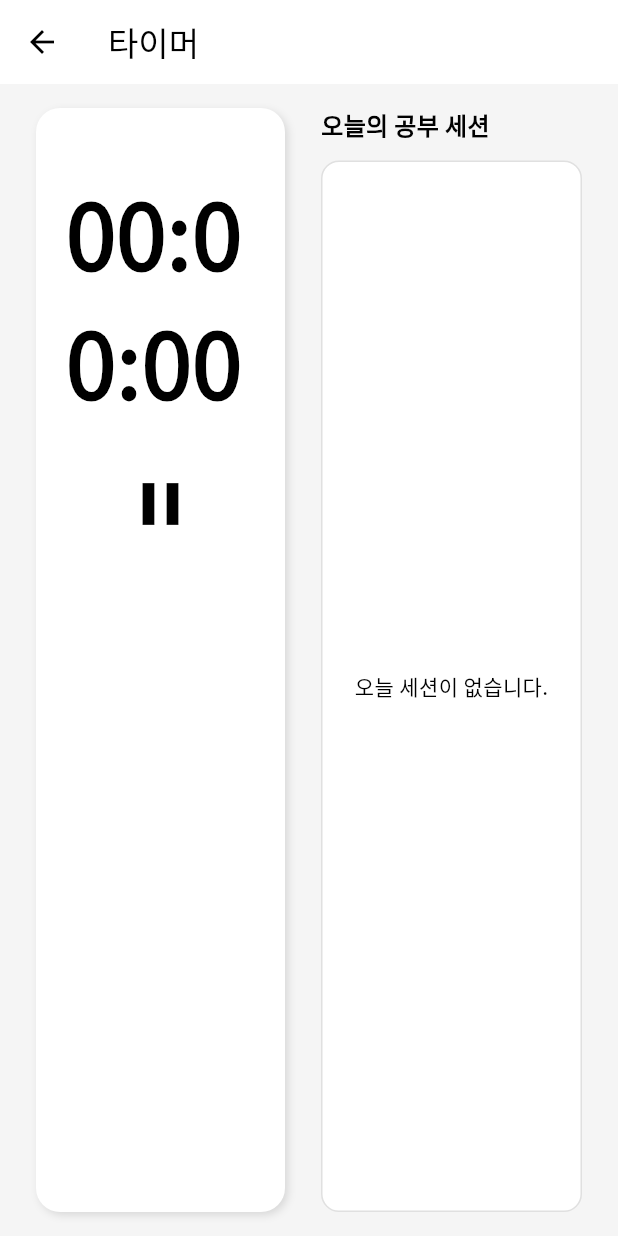
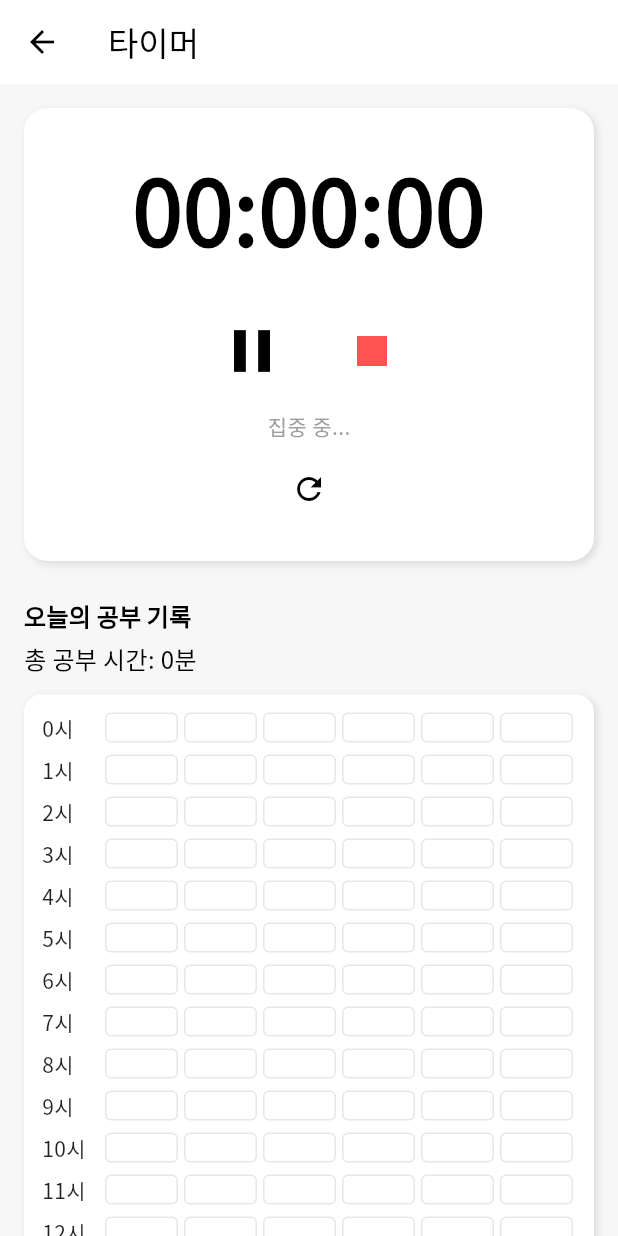
Before and after one commit to yujin0720/yuminsu, a Flutter app: the TimerPage screen opened by its route, after a tap on the "play arrow" icon, on a phone screen of 412 x 824 dp. Run offline on Flutter 3.47's test engine with Material 3 defaults, Android fonts, the phone set to English and light mode, and no system bars; our stand-ins replace cached_network_image, fl_chart, flutter_colorpicker, flutter_secure_storage, google_fonts, path_drawing and 4 more; missing offline and left inert: file_selector; accounts and stored records are empty; network calls fail.

Commit message:
Update timer.dart(8/12)

```diff
--- a/frontend/lib/timer.dart
+++ b/frontend/lib/timer.dart
@@ -1,72 +1,3 @@
-// import 'package:flutter/material.dart';
-// import 'package:provider/provider.dart';
-// import 'timer_provider.dart';
-// import 'package:capstone_edu_app/study_session.dart';
-
-// class TimerPage extends StatefulWidget {
-//   const TimerPage({super.key});
-
-//   @override
-//   State<TimerPage> createState() => _TimerPageState();
-// }
-
-// class _TimerPageState extends State<TimerPage> {
-//   bool _isInitialized = false;
-
-//   @override
-//   void didChangeDependencies() {
-//     super.didChangeDependencies();
-//     if (!_isInitialized) {
-//       // Provider.of<TimerProvider>(context, listen: false).loadInitialTimeFromServer();
-//       Provider.of<TimerProvider>(context, listen: false).restoreTimerState();
-//       _isInitialized = true;
-//     }
-//   }
-
-//   @override
-//   Widget build(BuildContext context) {
-//     return Scaffold(
-//       appBar: AppBar(title: const Text('타이머')),
-//       body: Center(
-//         child: Column(
-//           mainAxisAlignment: MainAxisAlignment.center,
-//           children: [
-//             Consumer<TimerProvider>(
-//               builder: (context, timerProvider, _) {
-//                 return Text(
-//                   timerProvider.formattedTime,
-//                   style: const TextStyle(
-//                     fontSize: 60,
-//                     fontWeight: FontWeight.bold,
-//                   ),
-//                 );
-//               },
-//             ),
-//             const SizedBox(height: 40),
-//             Consumer<TimerProvider>(
-//               builder: (context, timerProvider, _) {
-//                 return IconButton(
-//                   icon: Icon(
-//                     timerProvider.isRunning ? Icons.pause : Icons.play_arrow,
-//                     size: 48,
-//                   ),
-//                   onPressed: () {
-//                     if (timerProvider.isRunning) {
-//                       timerProvider.pause();
-//                     } else {
-//                       timerProvider.start();
-//                     }
-//                   },
-//                 );
-//               },
-//             ),
-//           ],
-//         ),
-//       ),
-//     );
-//   }
-// }
-
 import 'package:flutter/material.dart';
 import 'package:provider/provider.dart';
 import 'timer_provider.dart';
@@ -102,152 +33,164 @@ class _TimerPageState extends State<TimerPage> {
     }
   }
 
-  Widget buildTimeGrid(List<StudySession> sessions) {
-    const int startHour = 0;
-    const int endHour = 24;
-    const double cellHeight = 24;
-    const double cellWidth = 24;
-    final int rows = endHour - startHour;
-    final int columns = 6; // 10분 단위
+  @override
+  Widget build(BuildContext context) {
+    final theme = Theme.of(context);
+    final isWide = MediaQuery.of(context).size.width >= 900; // 넓은 화면에서 좌우 분할
+
+    return Scaffold(
+      backgroundColor: const Color(0xFFF7F7F7),
+      appBar: AppBar(title: const Text('타이머')),
+      body: Consumer<TimerProvider>(
+        builder: (context, timerProvider, _) {
+          final sessions = timerProvider.sessionList;
+          final int totalMinutes = sessions.fold(
+            0,
+            (sum, s) => sum + s.totalMinutes,
+          );
+
+          // ✅ 오늘 하루(0~23시) * 6칸(10분) = 144칸 — 각 칸은 0.0~1.0 비율로 채움
+          final slotFractions = _computeDailySlotFractions(sessions);
 
           return SingleChildScrollView(
-      scrollDirection: Axis.horizontal,
-      child: SizedBox(
-        width: columns * cellWidth + 60,
-        child: ListView.builder(
-          itemCount: rows,
-          itemBuilder: (context, rowIndex) {
-            final hour = startHour + rowIndex;
-            return Row(
+            child: Center(
+              child: ConstrainedBox(
+                constraints: const BoxConstraints(maxWidth: 1200),
+                child: Padding(
+                  padding: const EdgeInsets.all(16.0),
+                  child: Column(
+                    crossAxisAlignment: CrossAxisAlignment.stretch,
+                    children: [
+                      // 🕒 타이머 카드 영역 (상단 고정, 중앙 정렬, 최대너비 제한)
+                      Center(
+                        child: ConstrainedBox(
+                          constraints: const BoxConstraints(maxWidth: 1000),
+                          child: _TimerCard(timerProvider: timerProvider),
+                        ),
+                      ),
+
+                      const SizedBox(height: 24),
+
+                      // 아래 영역: 좌(타임테이블) | 우(세션 리스트) — 좁으면 세로 스택
+                      if (isWide)
+                        Row(
                           crossAxisAlignment: CrossAxisAlignment.start,
                           children: [
-                SizedBox(
-                  width: 40,
-                  height: cellHeight,
-                  child: Center(
-                    child: Text(
-                      '${hour % 24}시',
-                      style: const TextStyle(
-                        fontSize: 12,
-                        color: Colors.black54,
+                            // 좌: 타임테이블 (정확히 절반)
+                            Expanded(
+                              flex: 1,
+                              child: _TimeTableSection(
+                                totalMinutes: totalMinutes,
+                                slotFractions: slotFractions,
+                              ),
+                            ),
+                            const SizedBox(width: 24),
+                            // 우: 세션 리스트 (정확히 절반)
+                            Expanded(
+                              flex: 1,
+                              child: _SessionListSection(sessions: sessions),
+                            ),
+                          ],
+                        )
+                      else
+                        Column(
+                          crossAxisAlignment: CrossAxisAlignment.stretch,
+                          children: [
+                            _TimeTableSection(
+                              totalMinutes: totalMinutes,
+                              slotFractions: slotFractions,
+                            ),
+                            const SizedBox(height: 16),
+                            _SessionListSection(sessions: sessions),
+                          ],
+                        ),
+                    ],
                   ),
                 ),
               ),
             ),
-                SizedBox(
-                  width: columns * cellWidth,
-                  height: cellHeight,
-                  child: Stack(
-                    children: [
-                      Row(
-                        children: List.generate(
-                          columns,
-                          (_) => Container(
-                            width: cellWidth,
-                            height: cellHeight,
-                            decoration: BoxDecoration(
-                              border: Border.all(color: Colors.grey.shade300),
-                            ),
-                          ),
-                        ),
-                      ),
-                      ...sessions.map((session) {
-                        final start = session.startTime;
-                        final end = session.endTime;
-
-                        if (start.hour > hour || end.hour < hour)
-                          return const SizedBox.shrink();
-
-                        final startMinute =
-                            start.hour == hour ? start.minute : 0;
-                        final endMinute = end.hour == hour ? end.minute : 60;
-
-                        final left = (startMinute / 10) * cellWidth;
-                        final width =
-                            ((endMinute - startMinute) / 10) * cellWidth;
-
-                        return Positioned(
-                          left: left,
-                          top: 3,
-                          child: Container(
-                            width: width,
-                            height: cellHeight - 6,
-                            decoration: BoxDecoration(
-                              color: Colors.lightBlue.shade100.withOpacity(0.7),
-                              borderRadius: BorderRadius.circular(4),
-                              boxShadow: [
-                                BoxShadow(
-                                  color: Colors.black12,
-                                  blurRadius: 2,
-                                  offset: Offset(1, 1),
-                                ),
-                              ],
-                            ),
-                          ),
-                        );
-                      }).toList(),
-                    ],
-                  ),
-                ),
-              ],
           );
         },
-        ),
       ),
     );
   }
 
+  // ========================= Helper methods =========================
+
+  String _formatTotal(int minutes) {
+    if (minutes < 60) return '${minutes}분';
+    final h = minutes ~/ 60;
+    final m = minutes % 60;
+    return m == 0 ? '${h}시간' : '${h}시간 ${m}분';
+  }
+
+  /// 세션들을 10분 단위 슬롯(총 144칸)으로 변환: 각 칸 0.0~1.0 (채움 비율)
+  List<double> _computeDailySlotFractions(List<StudySession> sessions) {
+    final slots = List<double>.filled(144, 0.0);
+
+    for (final s in sessions) {
+      final st = s.startTime.toLocal();
+      final en = s.endTime.toLocal();
+      if (!en.isAfter(st)) continue;
+
+      int startMin = st.hour * 60 + st.minute; // 0~1439
+      int endMin = en.hour * 60 + en.minute; // 0~1440
+      endMin = endMin.clamp(0, 1440);
+
+      final startSlot = (startMin / 10).floor().clamp(0, 143);
+      final endSlotExclusive = ((endMin + 9) / 10).floor().clamp(
+        0,
+        144,
+      ); // ceil 대체
+
+      for (int slot = startSlot; slot < endSlotExclusive; slot++) {
+        final slotStart = slot * 10;
+        final slotEnd = slotStart + 10;
+
+        final overlapStart = startMin > slotStart ? startMin : slotStart;
+        final overlapEnd = endMin < slotEnd ? endMin : slotEnd;
+        final overlap = overlapEnd - overlapStart; // 분
+
+        if (overlap > 0) {
+          final frac = overlap / 10.0;
+          slots[slot] = (slots[slot] + frac).clamp(0.0, 1.0); // 여러 세션 누적 대비
+        }
+      }
+    }
+    return slots;
+  }
+}
+
+// ========================= Sub Widgets =========================
+
+class _TimerCard extends StatelessWidget {
+  const _TimerCard({required this.timerProvider});
+  final TimerProvider timerProvider;
+
   @override
   Widget build(BuildContext context) {
-    return Scaffold(
-      backgroundColor: Colors.grey[100],
-      appBar: AppBar(title: const Text('타이머')),
-      body: Consumer<TimerProvider>(
-        builder: (context, timerProvider, _) {
-          final sessions = timerProvider.sessionList;
-
-          return Center(
-            // 중앙 정렬
-            child: ConstrainedBox(
-              constraints: const BoxConstraints(maxWidth: 720), // 화면 중앙에 너비 제한
-              child: Padding(
-                padding: const EdgeInsets.symmetric(horizontal: 8),
-                child: Row(
-                  crossAxisAlignment: CrossAxisAlignment.start,
-                  children: [
-                    /// 타이머 영역
-                    Expanded(
-                      flex: 1,
-                      child: Container(
-                        margin: const EdgeInsets.all(16),
-                        padding: const EdgeInsets.all(20),
+    return Container(
+      padding: const EdgeInsets.all(24),
       decoration: BoxDecoration(
         color: Colors.white,
         borderRadius: BorderRadius.circular(16),
         boxShadow: const [
-                            BoxShadow(
-                              color: Colors.black12,
-                              blurRadius: 4,
-                              offset: Offset(2, 2),
-                            ),
+          BoxShadow(color: Colors.black12, blurRadius: 4, offset: Offset(2, 2)),
         ],
       ),
       child: Column(
         children: [
-                            const SizedBox(height: 20),
           Text(
             timerProvider.formattedTime,
-                              style: const TextStyle(
-                                fontSize: 60,
-                                fontWeight: FontWeight.bold,
-                              ),
+            style: const TextStyle(fontSize: 60, fontWeight: FontWeight.bold),
           ),
           const SizedBox(height: 20),
+          Row(
+            mainAxisAlignment: MainAxisAlignment.center,
+            children: [
               IconButton(
                 icon: Icon(
-                                timerProvider.isRunning
-                                    ? Icons.pause
-                                    : Icons.play_arrow,
+                  timerProvider.isRunning ? Icons.pause : Icons.play_arrow,
                   size: 48,
                 ),
                 onPressed: () {
@@ -258,56 +201,238 @@ class _TimerPageState extends State<TimerPage> {
                   }
                 },
               ),
-                            const SizedBox(height: 20),
+              const SizedBox(width: 20),
+              IconButton(
+                icon: const Icon(Icons.stop, size: 40, color: Colors.redAccent),
+                onPressed: () {
+                  timerProvider.stopAndSave();
+                },
+              ),
             ],
+          ),
+          const SizedBox(height: 8),
+          Text(
+            timerProvider.isRunning ? '집중 중...' : '일시정지됨',
+            style: const TextStyle(color: Colors.grey),
+          ),
+          const SizedBox(height: 8),
+          IconButton(
+            icon: const Icon(Icons.refresh),
+            onPressed: () => timerProvider.reset(),
+          ),
+        ],
+      ),
+    );
+  }
+}
+
+class _TimeTableSection extends StatelessWidget {
+  const _TimeTableSection({
+    required this.totalMinutes,
+    required this.slotFractions,
+  });
+  final int totalMinutes;
+  final List<double> slotFractions; // 길이 144
+
+  String _formatTotal(int minutes) {
+    if (minutes < 60) return '${minutes}분';
+    final h = minutes ~/ 60;
+    final m = minutes % 60;
+    return m == 0 ? '${h}시간' : '${h}시간 ${m}분';
+  }
+
+  @override
+  Widget build(BuildContext context) {
+    final theme = Theme.of(context);
+    return Column(
+      crossAxisAlignment: CrossAxisAlignment.stretch,
+      children: [
+        Align(
+          alignment: Alignment.centerLeft,
+          child: Text(
+            '오늘의 공부 기록',
+            style: theme.textTheme.titleMedium?.copyWith(
+              fontWeight: FontWeight.bold,
             ),
           ),
         ),
-
-                    /// 타임 테이블 영역
-                    Expanded(
-                      flex: 1,
-                      child: Padding(
-                        padding: const EdgeInsets.fromLTRB(8, 16, 16, 16),
-                        child: Column(
-                          crossAxisAlignment: CrossAxisAlignment.start,
-                          children: [
-                            const Text(
-                              "오늘의 공부 세션",
-                              style: TextStyle(
-                                fontSize: 16,
-                                fontWeight: FontWeight.bold,
+        const SizedBox(height: 6),
+        Align(
+          alignment: Alignment.centerLeft,
+          child: Text(
+            '총 공부 시간: ${_formatTotal(totalMinutes)}',
+            style: const TextStyle(fontSize: 16, fontWeight: FontWeight.w500),
           ),
         ),
         const SizedBox(height: 12),
-                            Expanded(
-                              child: Container(
-                                decoration: BoxDecoration(
-                                  color: Colors.white,
-                                  border: Border.all(
-                                    color: Colors.grey.shade300,
+        _TimeTableGrid(slotFractions: slotFractions),
+      ],
+    );
+  }
+}
+
+class _SessionListSection extends StatelessWidget {
+  const _SessionListSection({required this.sessions});
+  final List<StudySession> sessions;
+
+  String _fmtTime(DateTime t) =>
+      '${t.hour.toString().padLeft(2, '0')}:${t.minute.toString().padLeft(2, '0')}';
+
+  @override
+  Widget build(BuildContext context) {
+    return Column(
+      crossAxisAlignment: CrossAxisAlignment.stretch,
+      children: [
+        Align(
+          alignment: Alignment.centerLeft,
+          child: Text(
+            '오늘의 공부 세션',
+            style: Theme.of(
+              context,
+            ).textTheme.titleMedium?.copyWith(fontWeight: FontWeight.bold),
           ),
+        ),
+        const SizedBox(height: 6),
+        // 왼쪽 섹션의 "총 공부 시간" 라인(텍스트 높이 ~20) + 아래 간격(12)을 합친 공간을 확보해
+        const SizedBox(height: 28),
+        if (sessions.isEmpty)
+          const Card(
+            elevation: 0,
+            color: Color(0xFFF7F7F7),
+            child: Padding(
+              padding: EdgeInsets.all(16.0),
+              child: Text('오늘 세션이 없습니다.'),
+            ),
+          )
+        else
+          ListView.builder(
+            physics: const NeverScrollableScrollPhysics(),
+            shrinkWrap: true,
+            itemCount: sessions.length,
+            itemBuilder: (context, index) {
+              final session = sessions[index];
+              return Card(
+                shape: RoundedRectangleBorder(
                   borderRadius: BorderRadius.circular(12),
                 ),
-                                child:
-                                    sessions.isEmpty
-                                        ? const Center(
-                                          child: Text("오늘 세션이 없습니다."),
-                                        )
-                                        : buildTimeGrid(sessions),
+                elevation: 1,
+                margin: const EdgeInsets.symmetric(vertical: 6),
+                child: Padding(
+                  padding: const EdgeInsets.all(12.0),
+                  child: Row(
+                    mainAxisAlignment: MainAxisAlignment.spaceBetween,
+                    children: [
+                      Text(
+                        '${_fmtTime(session.startTime)} ~ ${_fmtTime(session.endTime)}',
+                        style: const TextStyle(fontSize: 16),
+                      ),
+                      const Expanded(
+                        child: Center(
+                          child: Text('공부 세션', style: TextStyle(fontSize: 16)),
                         ),
                       ),
-                          ],
+                      Text(
+                        '${session.totalMinutes}분',
+                        style: const TextStyle(color: Colors.grey),
                       ),
-                      ),
+                      IconButton(
+                        icon: const Icon(Icons.delete, color: Colors.grey),
+                        onPressed: () {
+                          Provider.of<TimerProvider>(
+                            context,
+                            listen: false,
+                          ).removeSessionAt(index);
+                        },
                       ),
                     ],
-                ),
                   ),
                 ),
               );
             },
           ),
+      ],
     );
   }
 }
+
+class _TimeTableGrid extends StatelessWidget {
+  const _TimeTableGrid({required this.slotFractions});
+  final List<double> slotFractions; // 길이 144, 각 0.0~1.0
+
+  @override
+  Widget build(BuildContext context) {
+    final theme = Theme.of(context);
+
+    return Container(
+      width: double.infinity,
+      padding: const EdgeInsets.symmetric(vertical: 8, horizontal: 12),
+      decoration: BoxDecoration(
+        color: Colors.white,
+        borderRadius: BorderRadius.circular(12),
+        boxShadow: const [
+          BoxShadow(color: Colors.black12, blurRadius: 4, offset: Offset(2, 2)),
+        ],
+      ),
+      child: Column(
+        children: List.generate(24, (hour) {
+          return Padding(
+            padding: const EdgeInsets.symmetric(vertical: 4.0),
+            child: Row(
+              crossAxisAlignment: CrossAxisAlignment.center,
+              children: [
+                SizedBox(
+                  width: 32,
+                  child: Text(
+                    '${hour}시',
+                    style: const TextStyle(color: Colors.black87),
+                  ),
+                ),
+                const SizedBox(width: 8),
+                Expanded(
+                  child: Row(
+                    children: List.generate(6, (i) {
+                      final idx = hour * 6 + i; // 0~143
+                      final frac = slotFractions[idx].clamp(0.0, 1.0);
+                      return Expanded(
+                        child: Container(
+                          height: 20,
+                          margin: const EdgeInsets.symmetric(horizontal: 2),
+                          decoration: BoxDecoration(
+                            color: Colors.white,
+                            border: Border.all(color: const Color(0xFFE5E7EB)),
+                            borderRadius: BorderRadius.circular(4),
+                          ),
+                          child: LayoutBuilder(
+                            builder: (context, constraints) {
+                              final fillWidth = constraints.maxWidth * frac;
+                              return Stack(
+                                children: [
+                                  Align(
+                                    alignment: Alignment.centerLeft,
+                                    child: Container(
+                                      width: fillWidth,
+                                      height: double.infinity,
+                                      decoration: BoxDecoration(
+                                        color: theme.colorScheme.primary
+                                            .withOpacity(0.85),
+                                        borderRadius: BorderRadius.circular(4),
+                                      ),
+                                    ),
+                                  ),
+                                ],
+                              );
+                            },
+                          ),
+                        ),
+                      );
+                    }),
+                  ),
+                ),
+              ],
+            ),
+          );
+        }),
+      ),
+    );
+  }
+}
```
Lines whose indentation alone changed are shown as unchanged.
